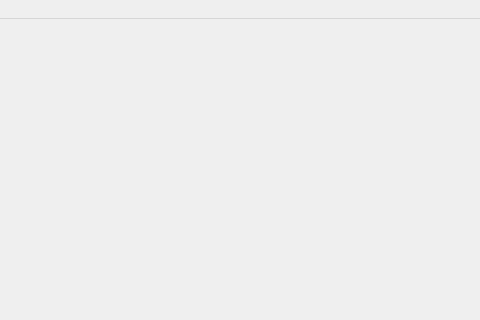
Old version of the form src/qt/mainwindow.ui in the repository dalerodgers/DoctorDongle; both pictures show x 130 to 610 and y 0 to 320 of the 800 by 600 pixel window.
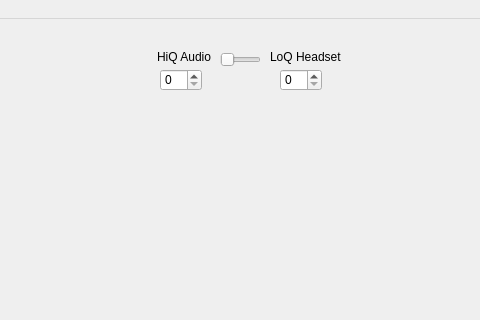
New version of the form.

```diff
--- a/src/qt/mainwindow.ui
+++ b/src/qt/mainwindow.ui
@@ -30,6 +30,77 @@
      <bool>true</bool>
     </property>
    </widget>
+   <widget class="QSlider" name="slider_Quality">
+    <property name="geometry">
+     <rect>
+      <x>350</x>
+      <y>30</y>
+      <width>41</width>
+      <height>22</height>
+     </rect>
+    </property>
+    <property name="maximum">
+     <number>1</number>
+    </property>
+    <property name="orientation">
+     <enum>Qt::Horizontal</enum>
+    </property>
+   </widget>
+   <widget class="QLabel" name="label">
+    <property name="geometry">
+     <rect>
+      <x>400</x>
+      <y>30</y>
+      <width>81</width>
+      <height>16</height>
+     </rect>
+    </property>
+    <property name="text">
+     <string>LoQ Headset</string>
+    </property>
+   </widget>
+   <widget class="QLabel" name="label_2">
+    <property name="geometry">
+     <rect>
+      <x>260</x>
+      <y>30</y>
+      <width>81</width>
+      <height>16</height>
+     </rect>
+    </property>
+    <property name="text">
+     <string>HiQ Audio</string>
+    </property>
+    <property name="alignment">
+     <set>Qt::AlignRight|Qt::AlignTrailing|Qt::AlignVCenter</set>
+    </property>
+   </widget>
+   <widget class="QSpinBox" name="spinBox_A2DP">
+    <property name="geometry">
+     <rect>
+      <x>290</x>
+      <y>50</y>
+      <width>42</width>
+      <height>22</height>
+     </rect>
+    </property>
+    <property name="maximum">
+     <number>15</number>
+    </property>
+   </widget>
+   <widget class="QSpinBox" name="spinBox_HFP">
+    <property name="geometry">
+     <rect>
+      <x>410</x>
+      <y>50</y>
+      <width>42</width>
+      <height>22</height>
+     </rect>
+    </property>
+    <property name="maximum">
+     <number>15</number>
+    </property>
+   </widget>
   </widget>
   <widget class="QMenuBar" name="menubar">
    <property name="geometry">
```
